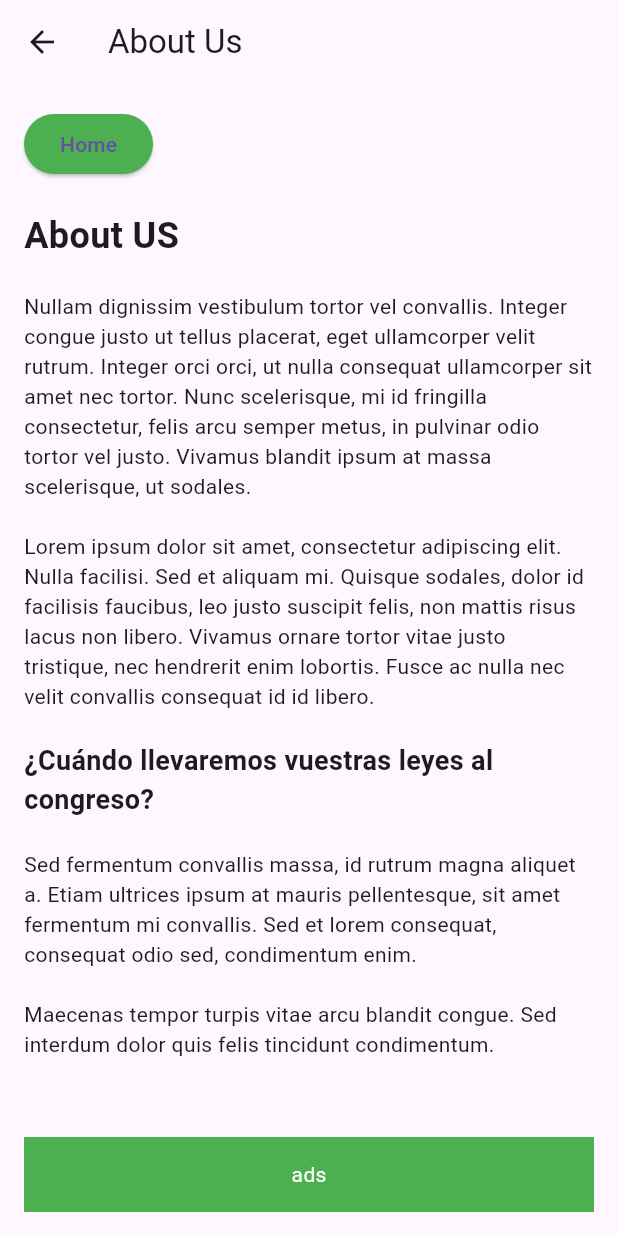
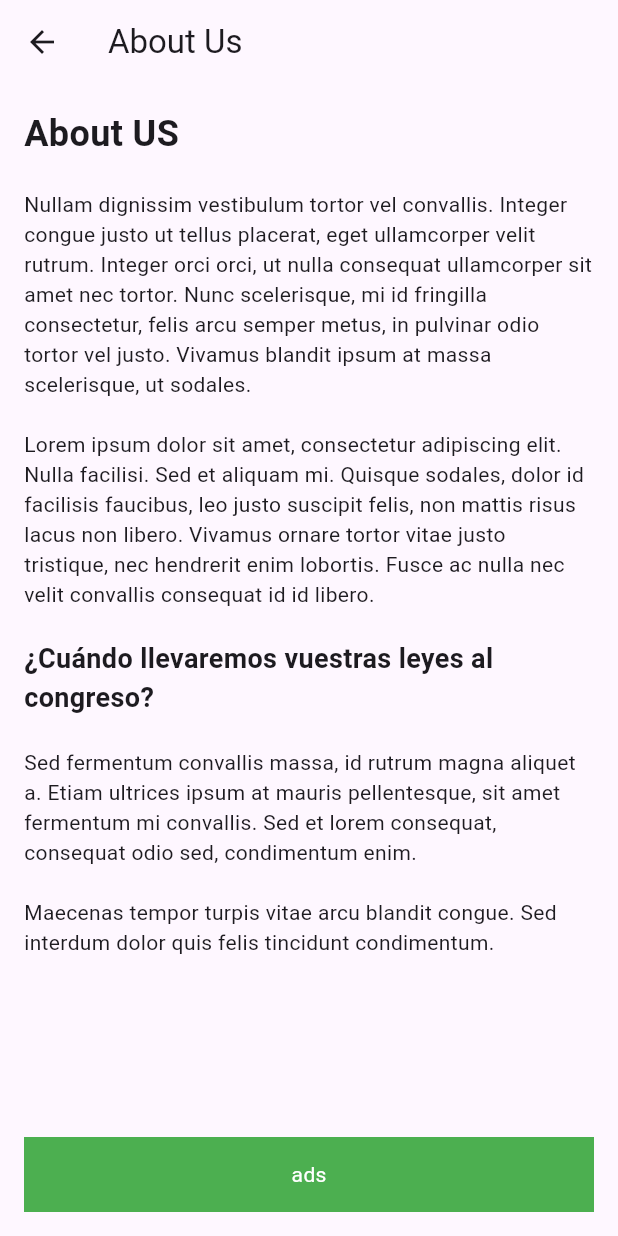
Before and after one commit to llughh/flutter-app, a Flutter app: the AboutUsScreen screen opened directly, on a phone screen of 412 x 824 dp. Run offline on Flutter 3.47's test engine with Material 3 defaults, Android fonts, the phone set to English and light mode, and no system bars; our stand-ins replace charts_flutter, share_plus, shared_preferences; accounts and stored records are empty.

Commit message:
remove unnecessary go to home button

```diff
--- a/lib/about_us.dart
+++ b/lib/about_us.dart
@@ -12,16 +12,16 @@ class AboutUsScreen extends StatelessWidget {
         child: Column(
           crossAxisAlignment: CrossAxisAlignment.start,
           children: [
-            ElevatedButton(
-              onPressed: () {
-                Navigator.pop(context);
-              },
-              child: Text('Home'),
-              style: ElevatedButton.styleFrom(
-                backgroundColor: Colors.green,
-              ),
-            ),
-            SizedBox(height: 20),
+            // ElevatedButton(
+            //   onPressed: () {
+            //     Navigator.pop(context);
+            //   },
+            //   child: Text('Home'),
+            //   style: ElevatedButton.styleFrom(
+            //     backgroundColor: Colors.green,
+            //   ),
+            // ),
+            // SizedBox(height: 20),
             Text(
               'About US',
               style: TextStyle(
```
